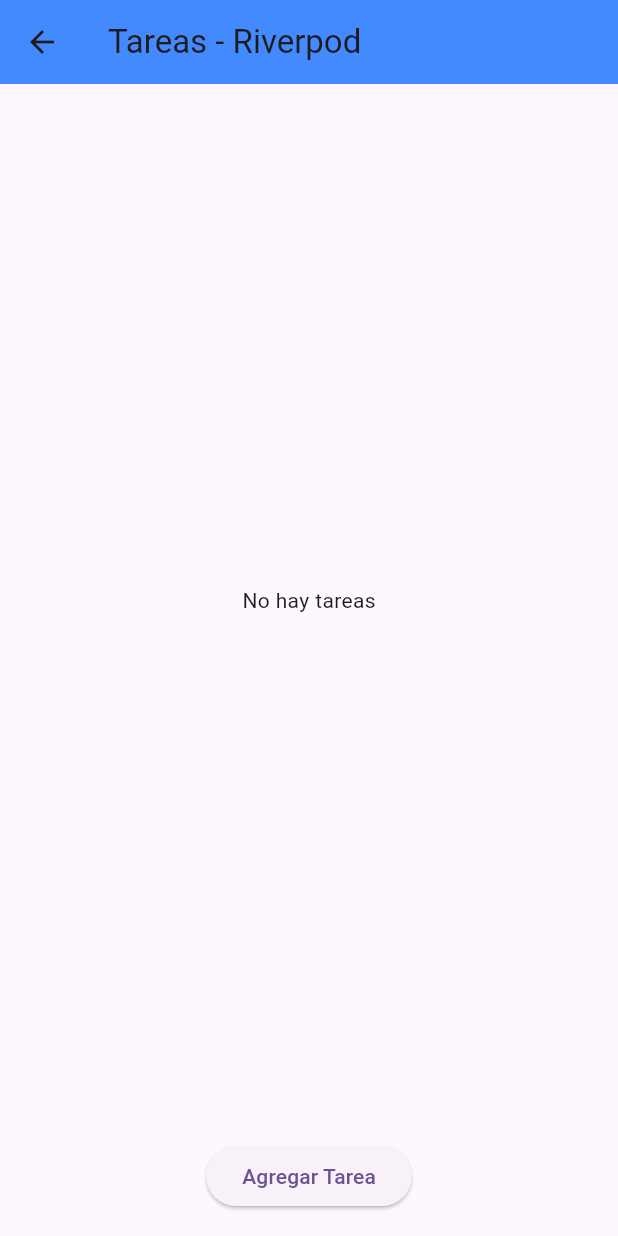
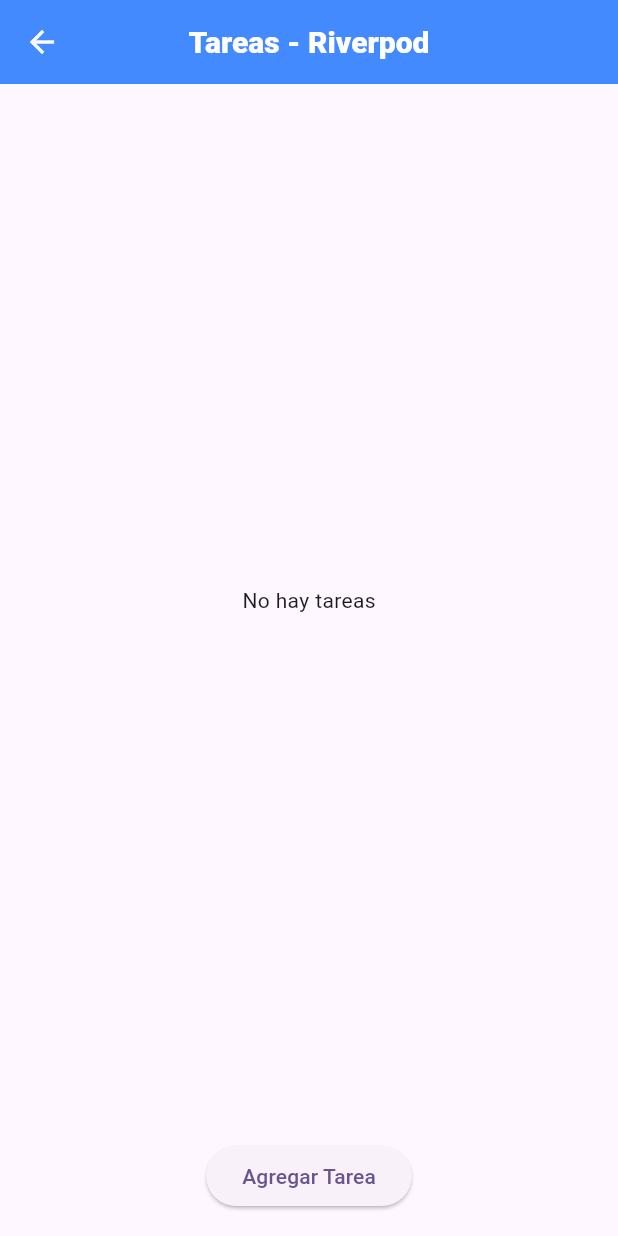
Before and after one commit to Robertopoemape/crud_list, a Flutter app: the HomeRiverpodPage screen opened by its route, on a phone screen of 412 x 824 dp. Run offline on Flutter 3.47's test engine with Material 3 defaults, Android fonts, the phone set to English and light mode, and no system bars; our stand-ins replace auto_route, bloc, flutter_bloc, flutter_riverpod.

Commit message:
refactor:improvement code

```diff
--- a/lib/presentation/flutter_bloc/blocs/task_bloc.dart
+++ b/lib/presentation/flutter_bloc/blocs/task_bloc.dart
@@ -1,5 +1,3 @@
-import 'dart:developer';
-
 import 'package:bloc/bloc.dart';
 
 import '../../../models/task_model.dart';
@@ -14,7 +12,6 @@
 
       final newId = currentTasks.length + 1;
 
-      log(newId.toString());
       final newTask = TaskModel(
         id: newId,
         title: event.task.title,
--- a/lib/presentation/flutter_riverpod/pages/home_riverpod_page.dart
+++ b/lib/presentation/flutter_riverpod/pages/home_riverpod_page.dart
@@ -16,8 +16,17 @@
 
     return Scaffold(
       appBar: AppBar(
+          foregroundColor: Colors.white,
           backgroundColor: Colors.blueAccent,
-          title: const Text("Tareas - Riverpod")),
+          centerTitle: true,
+          title: const Text(
+            "Tareas - Riverpod",
+            style: TextStyle(
+              fontSize: 20,
+              fontWeight: FontWeight.w900,
+              color: Colors.white,
+            ),
+          )),
       body: Column(
         children: [
           Expanded(
```
Also changed, not shown: lib/presentation/flutter_bloc/pages/home_bloc_page.dart (+13 -2 lines), lib/presentation/flutter_provider/pages/home_provider_page.dart (+21 -3 lines).
